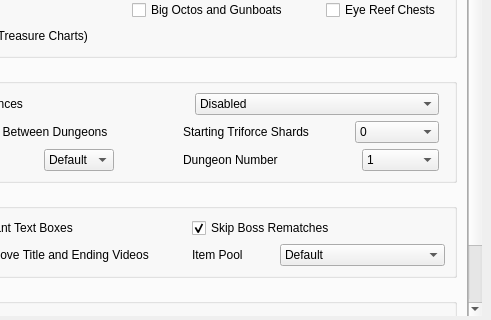
The window that wwr_ui/randomizer_window.ui (wooferzfg/wwrando) describes before a commit, drawn with Qt 5; both pictures show x 459 to 950 and y 311 to 631 of the 950 by 750 pixel window.
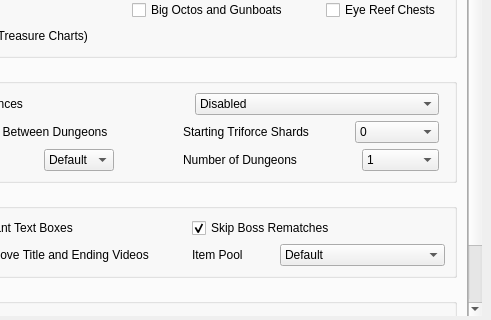
The same window after the commit.

The edit to the form file:
```diff
--- a/wwr_ui/randomizer_window.ui
+++ b/wwr_ui/randomizer_window.ui
@@ -517,7 +517,7 @@
                     </sizepolicy>
                    </property>
                    <property name="text">
-                    <string>Dungeon Number</string>
+                    <string>Number of Dungeons</string>
                    </property>
                   </widget>
                  </item>
```
